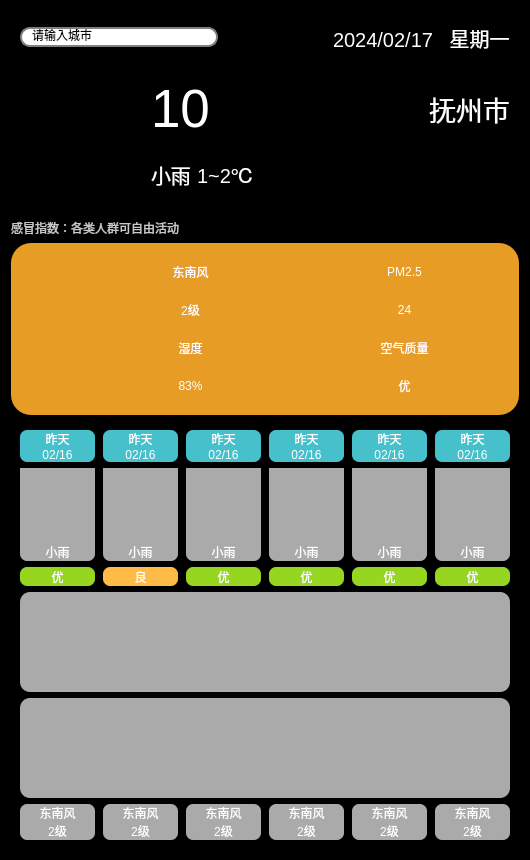
The window that widget.ui (YWY-YWQ/Weather) describes before a commit, drawn with Qt 5.
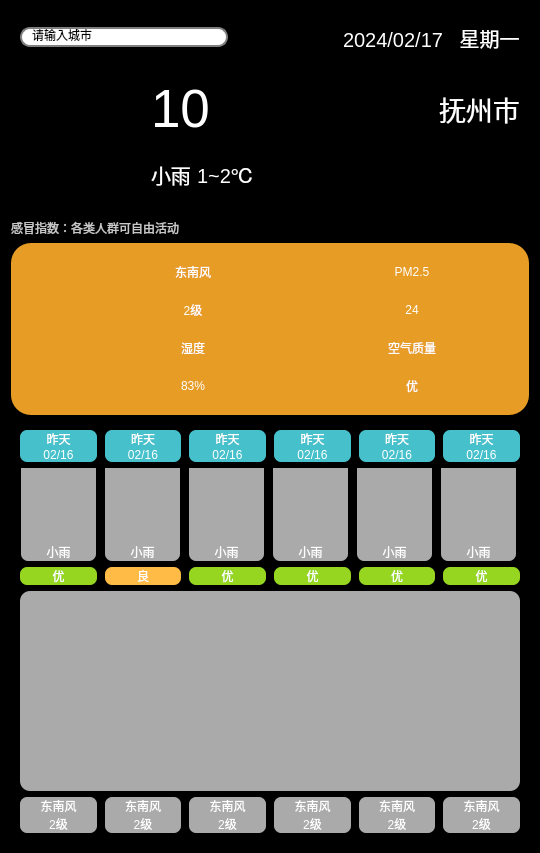
The same window after the commit. Icons and pictures are not drawn.

```diff
--- a/widget.ui
+++ b/widget.ui
@@ -6,8 +6,8 @@
    <rect>
     <x>0</x>
     <y>0</y>
-    <width>528</width>
-    <height>860</height>
+    <width>538</width>
+    <height>839</height>
    </rect>
   </property>
   <property name="minimumSize">
@@ -139,7 +139,7 @@
   </property>
   <layout class="QGridLayout" name="gridLayout_6">
    <item row="0" column="0">
-    <layout class="QVBoxLayout" name="verticalLayout_7" stretch="1,2,3,9">
+    <layout class="QVBoxLayout" name="verticalLayout_7" stretch="1,2,3,6">
      <item>
       <widget class="QWidget" name="widget01" native="true">
        <property name="maximumSize">
@@ -266,6 +266,9 @@
          </disabled>
         </palette>
        </property>
+       <property name="styleSheet">
+        <string notr="true"/>
+       </property>
        <layout class="QHBoxLayout" name="horizontalLayout_6" stretch="4,0,0,3">
         <property name="spacing">
          <number>20</number>
@@ -2807,34 +2810,14 @@
          <widget class="QWidget" name="widget0404" native="true">
           <property name="minimumSize">
            <size>
-            <width>0</width>
-            <height>100</height>
-           </size>
-          </property>
-          <property name="maximumSize">
-           <size>
             <width>500</width>
-            <height>16777215</height>
+            <height>200</height>
            </size>
           </property>
-          <property name="styleSheet">
-           <string notr="true">background-color: rgb(170, 170, 170);
-border-radius: 10px;</string>
-          </property>
-         </widget>
-        </item>
-        <item>
-         <widget class="QWidget" name="widget0405" native="true">
-          <property name="minimumSize">
-           <size>
-            <width>0</width>
-            <height>100</height>
-           </size>
-          </property>
           <property name="maximumSize">
            <size>
             <width>500</width>
-            <height>16777215</height>
+            <height>200</height>
            </size>
           </property>
           <property name="styleSheet">
```
